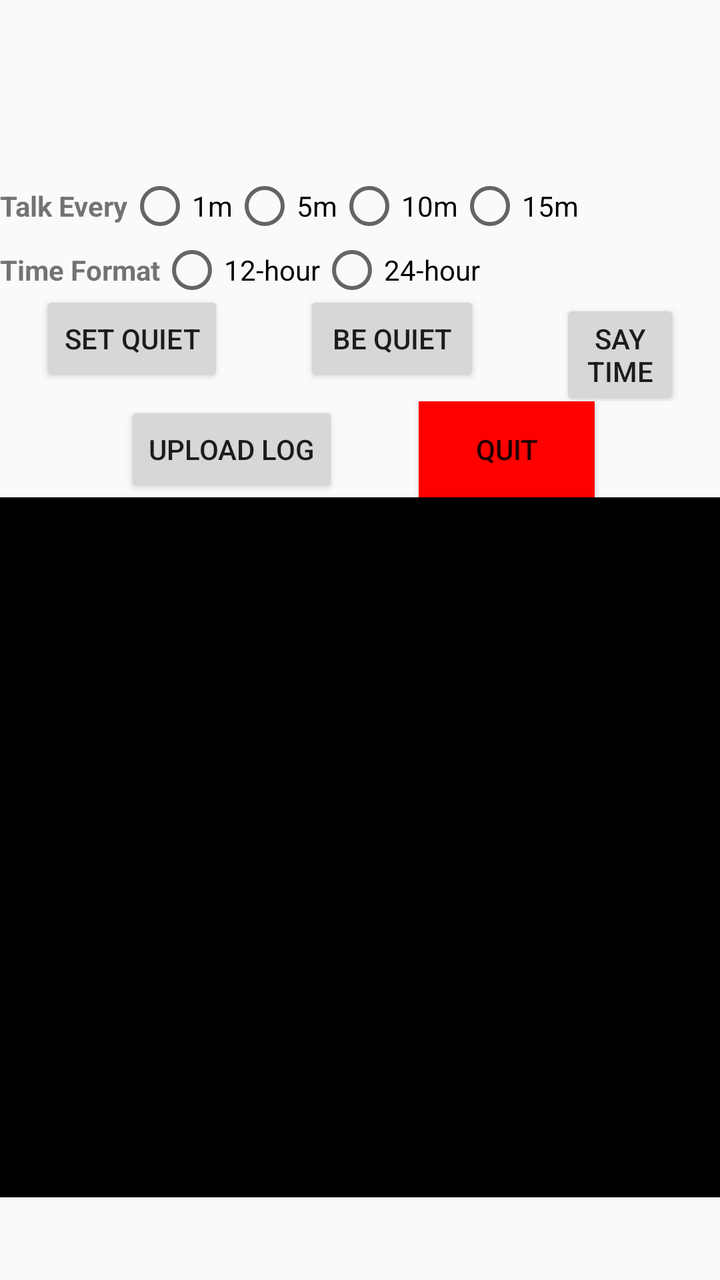
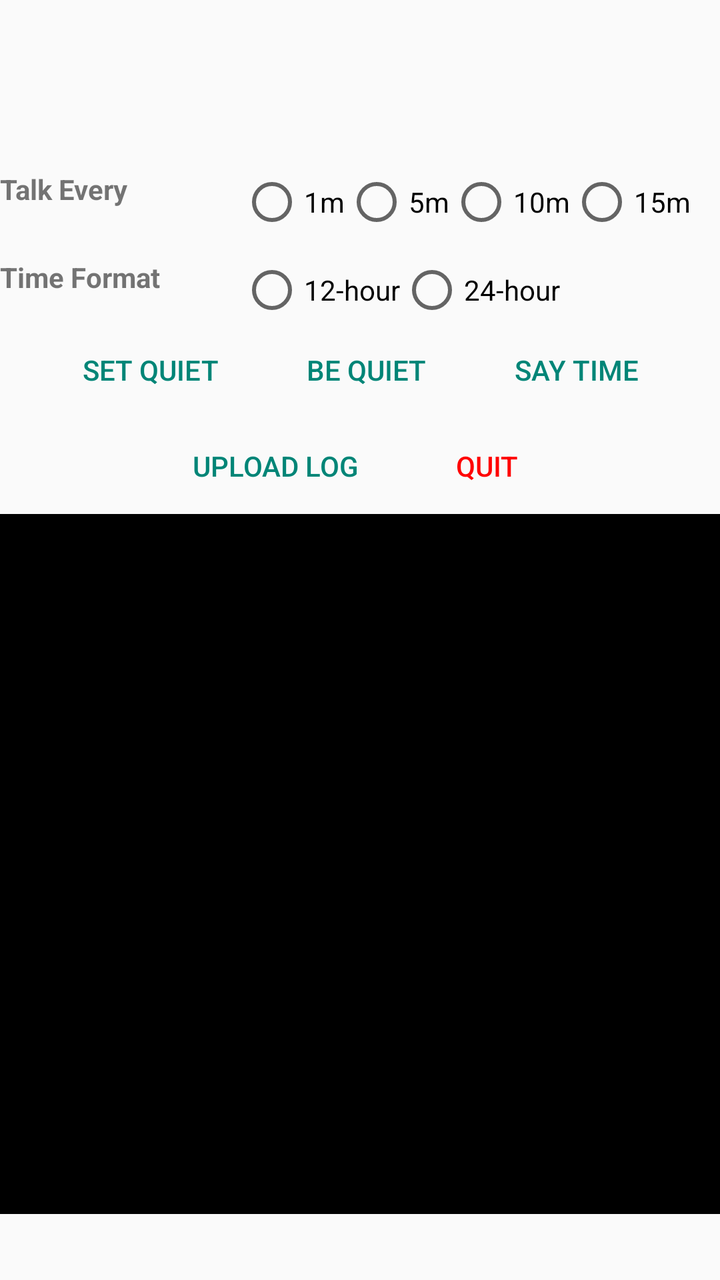

The first picture is an Android layout as it rendered before a commit; the second is the same layout after the commit. The layout source and the unified diff follow.
<!-- AndroidManifest.xml: application theme Theme.TalkingClock -->
<!-- res/layout/activity_main.xml -->
<?xml version="1.0" encoding="utf-8"?>
<LinearLayout xmlns:android="http://schemas.android.com/apk/res/android"
    android:layout_width="match_parent"
    android:layout_height="match_parent"
    android:gravity="center"
    android:orientation="vertical">

    
    <TextView
        android:id="@+id/txtAppVersion"
        android:layout_width="wrap_content"
        android:layout_height="wrap_content"
        android:padding="8dp"
        android:textSize="18sp"
        android:textStyle="bold" />
    

    <RadioGroup
        android:id="@+id/periodGroup"
        android:layout_width="match_parent"
        android:layout_height="wrap_content"
        android:orientation="horizontal">

        <TextView
            android:layout_width="wrap_content"
            android:layout_height="wrap_content"
            android:paddingTop="12dp"
            android:text="@string/talk_period"
            android:textStyle="bold" />

        <RadioButton
            android:id="@+id/period1"
            android:layout_width="wrap_content"
            android:layout_height="wrap_content"
            android:text="@string/_1_minute" />

        <RadioButton
            android:id="@+id/period5"
            android:layout_width="wrap_content"
            android:layout_height="wrap_content"
            android:text="@string/_5_minutes" />

        <RadioButton
            android:id="@+id/period10"
            android:layout_width="wrap_content"
            android:layout_height="wrap_content"
            android:text="@string/_10_minutes" />

        <RadioButton
            android:id="@+id/period15"
            android:layout_width="wrap_content"
            android:layout_height="wrap_content"
            android:text="@string/_15_minutes" />

    </RadioGroup>

    

    <RadioGroup
        android:id="@+id/timeFormatGroup"
        android:layout_width="match_parent"
        android:layout_height="wrap_content"
        android:orientation="horizontal">

        <TextView
            android:layout_width="wrap_content"
            android:layout_height="wrap_content"
            android:paddingTop="12dp"
            android:text="@string/time_format"
            android:textStyle="bold" />

        <RadioButton
            android:id="@+id/time12"
            android:layout_width="wrap_content"
            android:layout_height="wrap_content"
            android:text="@string/_12_hour" />

        <RadioButton
            android:id="@+id/time24"
            android:layout_width="wrap_content"
            android:layout_height="wrap_content"
            android:text="@string/_24_hour" />

    </RadioGroup>

    <LinearLayout
        android:layout_width="match_parent"
        android:layout_height="wrap_content"
        android:gravity="center_horizontal"
        android:orientation="horizontal">

        <Button
            android:id="@+id/btnSetQuiet"
            android:layout_width="wrap_content"
            android:layout_height="wrap_content"
            android:layout_marginHorizontal="20dp"
            android:text="@string/set_quiet" />

        <Button
            android:id="@+id/btnBeQuiet"
            android:layout_width="wrap_content"
            android:layout_height="wrap_content"
            android:layout_marginHorizontal="20dp"
            android:text="@string/be_quiet" />

        <Button
            android:id="@+id/btnSayTime"
            android:layout_width="wrap_content"
            android:layout_height="wrap_content"
            android:layout_marginHorizontal="20dp"
            android:text="@string/say_time" />
    </LinearLayout>

    <LinearLayout
        android:layout_width="match_parent"
        android:layout_height="wrap_content"
        android:gravity="center_horizontal">

        <Button
            android:id="@+id/upload_log"
            android:layout_width="wrap_content"
            android:layout_height="wrap_content"
            android:layout_marginHorizontal="20dp"
            android:text="@string/upload_log" />

        <Button
            android:id="@+id/btnQuit"
            android:layout_width="wrap_content"
            android:layout_height="wrap_content"
            android:layout_marginHorizontal="20dp"
            android:background="#FF0000"
            android:text="@string/quit" />

    </LinearLayout>

    <ScrollView
        android:id="@+id/logScrollView"
        android:layout_width="match_parent"
        android:layout_height="350dp"
        android:fillViewport="true">

        <TextView
            android:id="@+id/logView"
            android:layout_width="match_parent"
            android:layout_height="wrap_content"
            android:background="#000000"
            android:padding="8dp"
            android:scrollbars="vertical"
            android:textColor="#FFFFFF"
            android:textIsSelectable="false"
            android:textSize="11sp" />
    </ScrollView>
</LinearLayout>
<!-- resources referenced by this layout -->
<resources>
  <string name="_10_minutes">10m</string>
  <string name="_12_hour">12-hour</string>
  <string name="_15_minutes">15m</string>
  <string name="_1_minute">1m</string>
  <string name="_24_hour">24-hour</string>
  <string name="_5_minutes">5m</string>
  <string name="be_quiet">Be Quiet</string>
  <string name="quit">Quit</string>
  <string name="say_time">Say Time</string>
  <string name="set_quiet">Set Quiet</string>
  <string name="talk_period">Talk Every</string>
  <string name="time_format">Time Format</string>
  <string name="upload_log">Upload Log</string>
  <style name="Theme.TalkingClock" parent="Base.Theme.TalkingClock" />
  <style name="Base.Theme.TalkingClock" parent="Theme.AppCompat.Light.NoActionBar" />
</resources>

<!-- the commit's change to res/layout/activity_main.xml (unified diff, before → after) -->
@@ -1,10 +1,9 @@
 <?xml version="1.0" encoding="utf-8"?>
 <LinearLayout xmlns:android="http://schemas.android.com/apk/res/android"
-    android:layout_width="match_parent"
-    android:layout_height="match_parent"
-    android:gravity="center"
-    android:orientation="vertical">
-
+              android:layout_width="match_parent"
+              android:layout_height="match_parent"
+              android:gravity="center"
+              android:orientation="vertical">
     
     <TextView
         android:id="@+id/txtAppVersion"
@@ -12,133 +11,133 @@
         android:layout_height="wrap_content"
         android:padding="8dp"
         android:textSize="18sp"
-        android:textStyle="bold" />
+        android:textStyle="bold"/>
     
-
-    <RadioGroup
-        android:id="@+id/periodGroup"
+    <LinearLayout
         android:layout_width="match_parent"
         android:layout_height="wrap_content"
-        android:orientation="horizontal">
-
+        android:orientation="horizontal"
+        android:paddingTop="12dp">
         <TextView
-            android:layout_width="wrap_content"
+            android:id="@+id/talkPeriodLabel"
+            android:layout_width="0dp"
             android:layout_height="wrap_content"
-            android:paddingTop="12dp"
+            android:layout_weight="1"
             android:text="@string/talk_period"
-            android:textStyle="bold" />
-
-        <RadioButton
-            android:id="@+id/period1"
-            android:layout_width="wrap_content"
+            android:textStyle="bold"/>
+        <RadioGroup
+            android:id="@+id/periodGroup"
+            android:layout_width="0dp"
             android:layout_height="wrap_content"
-            android:text="@string/_1_minute" />
-
-        <RadioButton
-            android:id="@+id/period5"
-            android:layout_width="wrap_content"
-            android:layout_height="wrap_content"
-            android:text="@string/_5_minutes" />
-
-        <RadioButton
-            android:id="@+id/period10"
-            android:layout_width="wrap_content"
-            android:layout_height="wrap_content"
-            android:text="@string/_10_minutes" />
-
-        <RadioButton
-            android:id="@+id/period15"
-            android:layout_width="wrap_content"
-            android:layout_height="wrap_content"
-            android:text="@string/_15_minutes" />
-
-    </RadioGroup>
-
+            android:layout_weight="2"
+            android:orientation="horizontal">
+            <RadioButton
+                android:id="@+id/period1"
+                android:layout_width="wrap_content"
+                android:layout_height="wrap_content"
+                android:text="@string/_1_minute"/>
+            <RadioButton
+                android:id="@+id/period5"
+                android:layout_width="wrap_content"
+                android:layout_height="wrap_content"
+                android:text="@string/_5_minutes"/>
+            <RadioButton
+                android:id="@+id/period10"
+                android:layout_width="wrap_content"
+                android:layout_height="wrap_content"
+                android:text="@string/_10_minutes"/>
+            <RadioButton
+                android:id="@+id/period15"
+                android:layout_width="wrap_content"
+                android:layout_height="wrap_content"
+                android:text="@string/_15_minutes"/>
+        </RadioGroup>
+    </LinearLayout>
     
-
-    <RadioGroup
-        android:id="@+id/timeFormatGroup"
+    <LinearLayout
         android:layout_width="match_parent"
         android:layout_height="wrap_content"
-        android:orientation="horizontal">
-
+        android:orientation="horizontal"
+        android:paddingTop="12dp">
         <TextView
-            android:layout_width="wrap_content"
+            android:id="@+id/timeFormatLabel"
+            android:layout_width="0dp"
             android:layout_height="wrap_content"
-            android:paddingTop="12dp"
+            android:layout_weight="1"
             android:text="@string/time_format"
-            android:textStyle="bold" />
-
-        <RadioButton
-            android:id="@+id/time12"
-            android:layout_width="wrap_content"
+            android:textStyle="bold"/>
+        <RadioGroup
+            android:id="@+id/timeFormatGroup"
+            android:layout_width="0dp"
             android:layout_height="wrap_content"
-            android:text="@string/_12_hour" />
-
-        <RadioButton
-            android:id="@+id/time24"
-            android:layout_width="wrap_content"
-            android:layout_height="wrap_content"
-            android:text="@string/_24_hour" />
-
-    </RadioGroup>
-
+            android:layout_weight="2"
+            android:orientation="horizontal">
+            <RadioButton
+                android:id="@+id/time12"
+                android:layout_width="wrap_content"
+                android:layout_height="wrap_content"
+                android:text="@string/_12_hour"/>
+            <RadioButton
+                android:id="@+id/time24"
+                android:layout_width="wrap_content"
+                android:layout_height="wrap_content"
+                android:text="@string/_24_hour"/>
+        </RadioGroup>
+    </LinearLayout>
     <LinearLayout
+        style="?android:attr/buttonBarStyle"
         android:layout_width="match_parent"
         android:layout_height="wrap_content"
         android:gravity="center_horizontal"
         android:orientation="horizontal">
-
         <Button
             android:id="@+id/btnSetQuiet"
+            style="?android:attr/buttonBarButtonStyle"
             android:layout_width="wrap_content"
             android:layout_height="wrap_content"
-            android:layout_marginHorizontal="20dp"
-            android:text="@string/set_quiet" />
-
+            android:layout_marginHorizontal="10dp"
+            android:text="@string/set_quiet"/>
         <Button
             android:id="@+id/btnBeQuiet"
+            style="?android:attr/buttonBarButtonStyle"
             android:layout_width="wrap_content"
             android:layout_height="wrap_content"
-            android:layout_marginHorizontal="20dp"
-            android:text="@string/be_quiet" />
-
+            android:layout_marginHorizontal="10dp"
+            android:text="@string/be_quiet"/>
         <Button
             android:id="@+id/btnSayTime"
+            style="?android:attr/buttonBarButtonStyle"
             android:layout_width="wrap_content"
             android:layout_height="wrap_content"
-            android:layout_marginHorizontal="20dp"
-            android:text="@string/say_time" />
+            android:layout_marginHorizontal="10dp"
+            android:text="@string/say_time"/>
     </LinearLayout>
-
     <LinearLayout
+        style="?android:attr/buttonBarStyle"
         android:layout_width="match_parent"
         android:layout_height="wrap_content"
         android:gravity="center_horizontal">
-
         <Button
             android:id="@+id/upload_log"
+            style="?android:attr/buttonBarButtonStyle"
             android:layout_width="wrap_content"
             android:layout_height="wrap_content"
-            android:layout_marginHorizontal="20dp"
-            android:text="@string/upload_log" />
-
+            android:layout_marginHorizontal="10dp"
+            android:text="@string/upload_log"/>
         <Button
             android:id="@+id/btnQuit"
+            style="?android:attr/buttonBarButtonStyle"
             android:layout_width="wrap_content"
             android:layout_height="wrap_content"
-            android:layout_marginHorizontal="20dp"
-            android:background="#FF0000"
-            android:text="@string/quit" />
-
+            android:layout_marginHorizontal="10dp"
+            android:text="@string/quit"
+            android:textColor="#FF0000"/>
     </LinearLayout>
-
     <ScrollView
         android:id="@+id/logScrollView"
         android:layout_width="match_parent"
         android:layout_height="350dp"
         android:fillViewport="true">
-
         <TextView
             android:id="@+id/logView"
             android:layout_width="match_parent"
@@ -148,6 +147,6 @@
             android:scrollbars="vertical"
             android:textColor="#FFFFFF"
             android:textIsSelectable="false"
-            android:textSize="11sp" />
+            android:textSize="11sp"/>
     </ScrollView>
 </LinearLayout>
